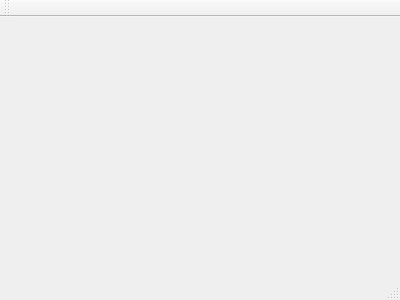
The window that Software-Qt/mainwindow.ui (EngineeringLibrary/BCN3D) describes before a commit, drawn with Qt 5.
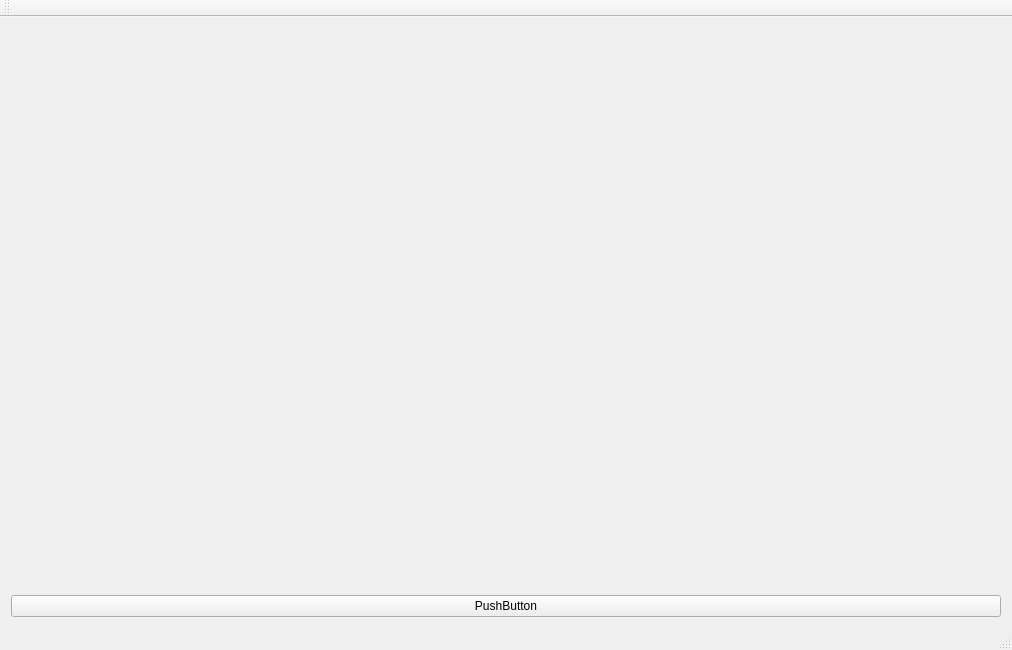
The same window after the commit.

Commit message: capturando a imagem da webcam,redimensionando corretamente a imagem, criado a funcao de captura de imagem, salvando imagem capturada

```diff
--- a/Software-Qt/mainwindow.ui
+++ b/Software-Qt/mainwindow.ui
@@ -1,24 +1,56 @@
 <ui version="4.0">
  <class>MainWindow</class>
- <widget class="QMainWindow" name="MainWindow" >
-  <property name="geometry" >
+ <widget class="QMainWindow" name="MainWindow">
+  <property name="geometry">
    <rect>
     <x>0</x>
     <y>0</y>
-    <width>400</width>
-    <height>300</height>
+    <width>1012</width>
+    <height>650</height>
    </rect>
   </property>
   <property name="windowTitle" >
    <string>MainWindow</string>
   </property>
-  <widget class="QMenuBar" name="menuBar" />
-  <widget class="QToolBar" name="mainToolBar" />
-  <widget class="QWidget" name="centralWidget" />
-  <widget class="QStatusBar" name="statusBar" />
+  <widget class="QWidget" name="centralWidget">
+   <layout class="QGridLayout" name="gridLayout_2">
+    <item row="0" column="0">
+     <layout class="QGridLayout" name="gridLayout">
+      <item row="0" column="0">
+       <widget class="QWidget" name="webcam" native="true"/>
+      </item>
+      <item row="1" column="0">
+       <widget class="QPushButton" name="pushButton">
+        <property name="text">
+         <string>PushButton</string>
+        </property>
+       </widget>
+      </item>
+     </layout>
+    </item>
+   </layout>
+  </widget>
+  <widget class="QMenuBar" name="menuBar">
+   <property name="geometry">
+    <rect>
+     <x>0</x>
+     <y>0</y>
+     <width>1012</width>
+     <height>25</height>
+    </rect>
+   </property>
+  </widget>
+  <widget class="QToolBar" name="mainToolBar">
+   <attribute name="toolBarArea">
+    <enum>TopToolBarArea</enum>
+   </attribute>
+   <attribute name="toolBarBreak">
+    <bool>false</bool>
+   </attribute>
+  </widget>
+  <widget class="QStatusBar" name="statusBar"/>
  </widget>
- <layoutDefault spacing="6" margin="11" />
- <pixmapfunction></pixmapfunction>
+ <layoutdefault spacing="6" margin="11"/>
  <resources/>
  <connections/>
 </ui>
```
Left out of the diff: 3 changed lines with no effect on the pictures. The commit also changes 265 other files.
